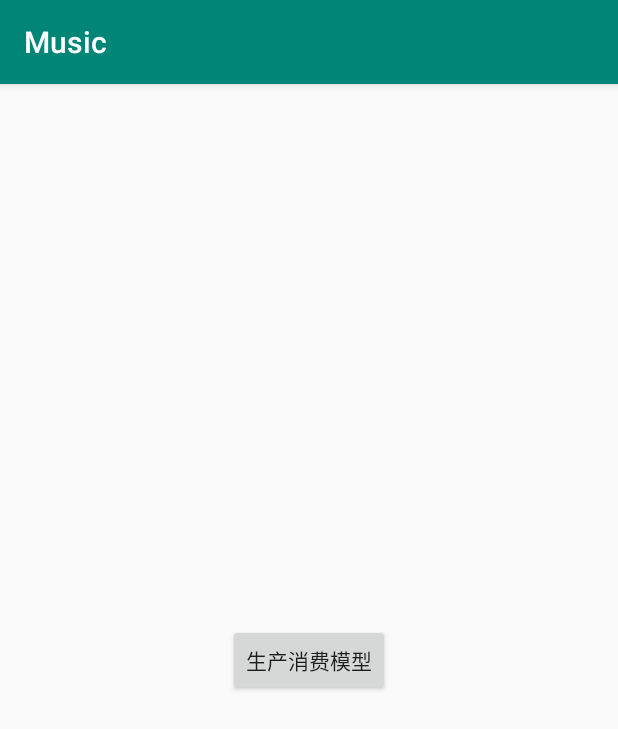
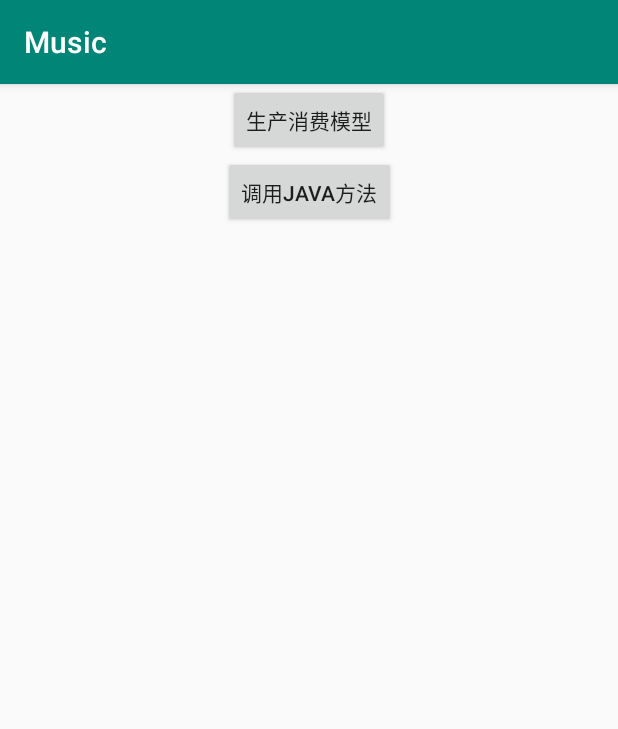
Before and after one commit to lxltiger/Music, an Android app: the screen it shows after launch (MainActivity), on a phone screen of 412 x 824 dp. Shown: the top 729 px of the screen. Run offline under Robolectric (Android 15) with nearby library versions, the phone set to English and light mode, and no system bars; 1 statement that could not run was skipped.

Commit message:
C++和Java的互相调用

```diff
--- a/app/src/main/java/kimascend/com/music/MainActivity.java
+++ b/app/src/main/java/kimascend/com/music/MainActivity.java
@@ -2,12 +2,13 @@ package kimascend.com.music;
 
 import android.os.Bundle;
 import android.support.v7.app.AppCompatActivity;
+import android.util.Log;
 import android.view.View;
 
 import kimascend.com.player.Demo;
 
 public class MainActivity extends AppCompatActivity {
-
+    private static final String TAG = "MainActivity";
     private Demo demo;
 
     @Override
@@ -17,13 +18,23 @@ public class MainActivity extends AppCompatActivity {
 
         // Example of a call to a native method
         demo = new Demo();
+        demo.setOnErrerListener(new Demo.OnErrerListener() {
+            @Override
+            public void onError(int code, String msg) {
+                Log.d(TAG, "onError() called with: code = [" + code + "], msg = [" + msg + "]");
+            }
+        });
 //        TextView tv = (TextView) findViewById(R.id.sample_text);
 //        tv.setText(demo.stringFromJNI());
     }
 
 
-    public void create_thread(View view) {
+    public void producer_customer(View view) {
         demo.createThread();
 
     }
+
+    public void callJava(View view) {
+        demo.callBackFromC();
+    }
 }
--- a/app/src/main/res/layout/activity_main.xml
+++ b/app/src/main/res/layout/activity_main.xml
@@ -11,10 +11,19 @@
         android:layout_width="wrap_content"
         android:layout_height="wrap_content"
         android:text="生产消费模型"
-        android:onClick="create_thread"
-        app:layout_constraintBottom_toBottomOf="parent"
+        android:onClick="producer_customer"
         app:layout_constraintLeft_toLeftOf="parent"
         app:layout_constraintRight_toRightOf="parent"
         app:layout_constraintTop_toTopOf="parent" />
 
+    <Button
+        android:id="@+id/two"
+        android:layout_width="wrap_content"
+        android:layout_height="wrap_content"
+        android:text="调用Java方法"
+        android:onClick="callJava"
+        app:layout_constraintLeft_toLeftOf="parent"
+        app:layout_constraintRight_toRightOf="parent"
+        app:layout_constraintTop_toBottomOf="@id/sample_text" />
+
 </android.support.constraint.ConstraintLayout>
```
Also changed, not shown: 2 other files.
